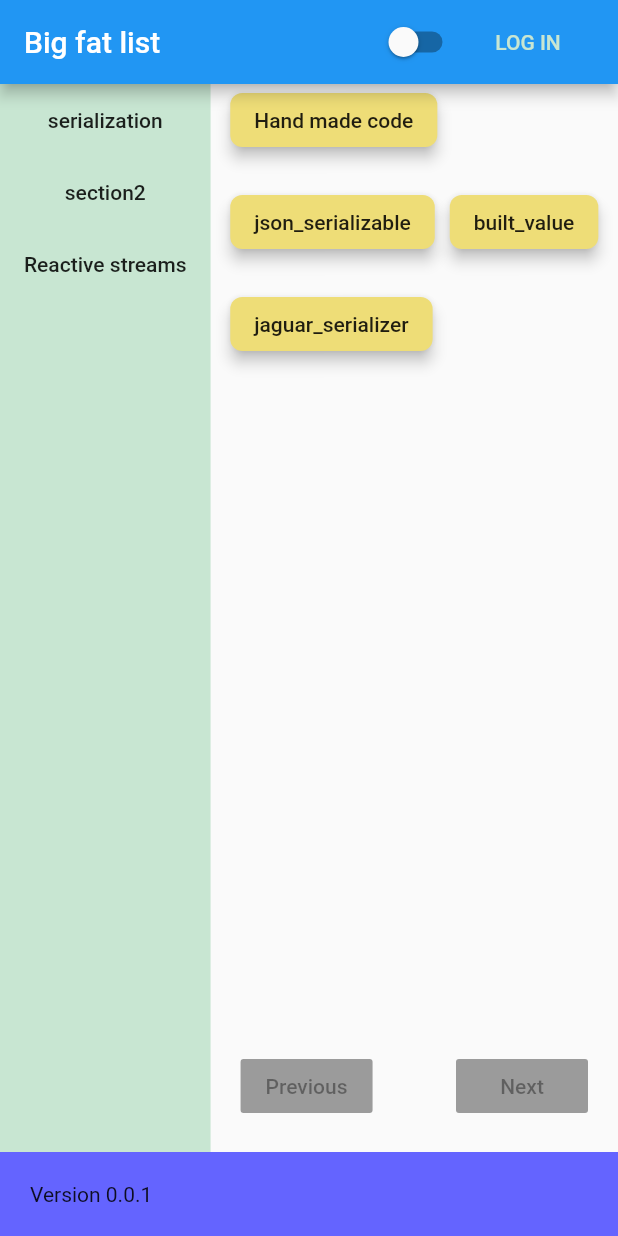
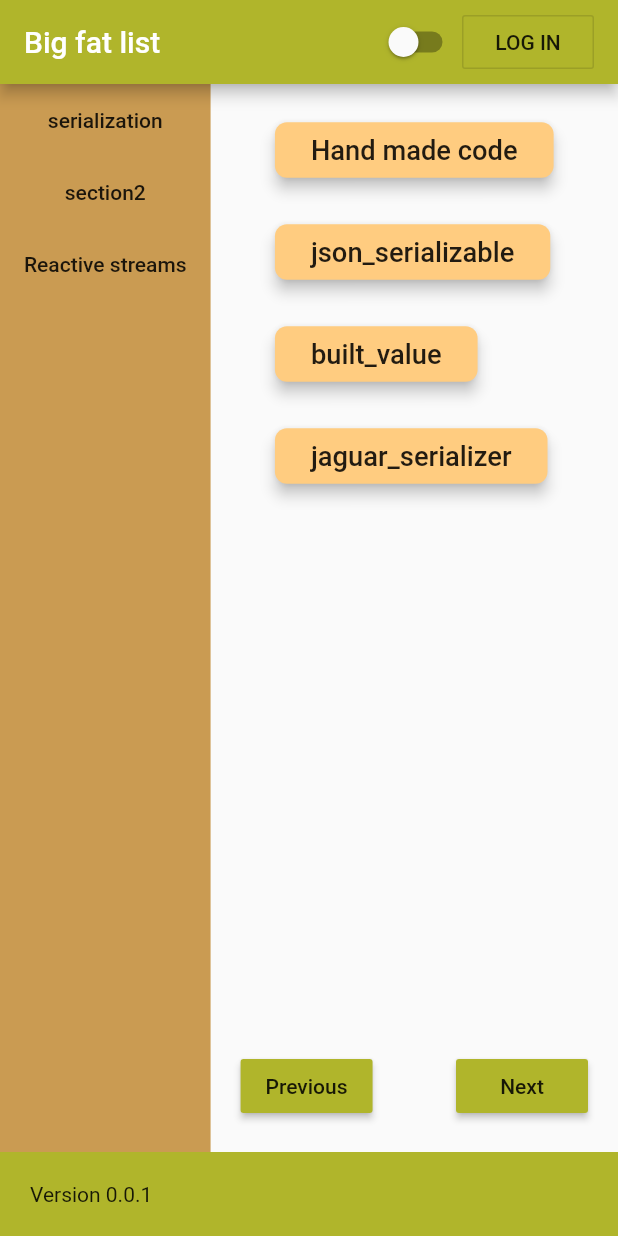
Before and after one commit to fmatosqg/techTree, a Flutter app: the screen it shows after launch, after a tap on "serialization", on a phone screen of 412 x 824 dp. Run offline on Flutter 3.47's test engine with Material 2 defaults, Android fonts, the phone set to English and light mode, and no system bars; our stand-ins replace built_collection, built_value, cloud_firestore, firebase_core, google_sign_in; accounts and stored records are empty; generated files the repository leaves out were written again; statements that could not run were skipped.

Commit message:
Improving colors

```diff
--- a/lib/auth/LoginView.dart
+++ b/lib/auth/LoginView.dart
@@ -1,12 +1,6 @@
-import 'dart:convert';
-
-import 'package:androidArchitecture/ui/ColorPallete.dart';
-import 'package:firebase_auth/firebase_auth.dart';
 import 'package:flutter/cupertino.dart';
 import 'package:flutter/material.dart';
 import 'package:google_sign_in/google_sign_in.dart';
-
-import "package:http/http.dart" as http;
 
 ///
 /// Adds UI that allows anonymous users to log in using a Google account.
@@ -65,8 +59,7 @@ class _LoginViewState extends State<LoginView> {
         ),
       );
     } else {
-      return FlatButton(
-        textColor: ColorPallete.greenPistachio,
+      return OutlineButton(
         child: const Text('LOG IN'),
         onPressed: _handleSignIn,
       );
--- a/lib/main.dart
+++ b/lib/main.dart
@@ -1,4 +1,5 @@
 import 'package:androidArchitecture/domain/FirebaseRepository.dart';
+import 'package:androidArchitecture/ui/ColorPallete.dart';
 import 'package:androidArchitecture/ui/landing/LandingView.dart';
 import 'package:androidArchitecture/ui/editing/EditorSwitchView.dart';
 import 'package:flutter/material.dart';
@@ -19,18 +20,7 @@ class MyApp extends StatelessWidget {
   Widget build(BuildContext context) {
     return MaterialApp(
       title: 'Big fat list',
-      theme: ThemeData(
-        // This is the theme of your application.
-        //
-        // Try running your application with "flutter run". You'll see the
-        // application has a blue toolbar. Then, without quitting the app, try
-        // changing the primarySwatch below to Colors.green and then invoke
-        // "hot reload" (press "r" in the console where you ran "flutter run",
-        // or simply save your changes to "hot reload" in a Flutter IDE).
-        // Notice that the counter didn't reset back to zero; the application
-        // is not restarted.
-        primarySwatch: Colors.blue,
-      ),
+      theme: ColorPallete.of(context).getTheme(),
       home: MyHomePage(
         title: 'Big fat list',
       ),
--- a/lib/ui/ColorPallete.dart
+++ b/lib/ui/ColorPallete.dart
@@ -10,10 +10,44 @@ class ColorPallete {
   static const yellowCustard = Color(0xffeedd77);
   static const yellowLemon = Color(0xffddff55);
 
+  static const greenLime = Color(0xffb0b52b);
+  static const greenLimeDark = Color(0xff7d8600);
+  static const greenLimeLight = Color(0xffe5e75f);
+
+  static const orange = Color(0xffffcc80);
+  static const orangeDark = Color(0xffca9b52);
+  static const orangeLight = Color(0xffffffb0);
+
   //////////////////
   static ColorPallete of(BuildContext context) {
-    var selectViewSelectableButton = Theme.of(context)
-        .buttonTheme
-        .copyWith(buttonColor: pureGreen, disabledColor: pureRed);
+    return ColorPallete(context);
+  }
+
+  ThemeData _themeData;
+
+  ColorPallete(BuildContext context) {
+    var parentTheme = Theme.of(context);
+
+    _themeData = parentTheme.copyWith(
+//      brightness: Brightness.dark,
+      primaryColor: greenLime,
+      primaryColorLight: greenLimeLight,
+      primaryColorDark: greenLimeDark,
+      accentColor: orange,
+      buttonTheme: parentTheme.buttonTheme.copyWith(
+        buttonColor: greenLime,
+      ),
+      toggleButtonsTheme: parentTheme.toggleButtonsTheme.copyWith(
+          color: orange,
+          highlightColor: orangeLight,
+          hoverColor: orangeLight,
+          selectedColor: orangeDark),
+    );
+  }
+
+  final breadCrumbBackground = orangeDark;
+
+  ThemeData getTheme() {
+    return _themeData;
   }
 }
--- a/lib/ui/landing/LandingView.dart
+++ b/lib/ui/landing/LandingView.dart
@@ -1,5 +1,6 @@
 import 'package:androidArchitecture/auth/LoginView.dart';
 import 'package:androidArchitecture/domain/editing/EditorRepository.dart';
+import 'package:androidArchitecture/ui/ColorPallete.dart';
 import 'package:androidArchitecture/ui/editing/EditorView.dart';
 import 'package:androidArchitecture/ui/select/BreadcrumbView.dart';
 import 'package:androidArchitecture/ui/select/SelectView.dart';
@@ -31,7 +32,7 @@ class _LandingViewState extends State<LandingView> {
           Expanded(
             child: _buildContents(context),
           ),
-          _buildFooter(),
+          _buildFooter(context),
         ],
       ),
     );
@@ -76,10 +77,10 @@ class _LandingViewState extends State<LandingView> {
     return Container();
   }
 
-  Widget _buildFooter() {
+  Widget _buildFooter(BuildContext context) {
     return Container(
       padding: EdgeInsets.all(20.0),
-      color: Color.fromARGB(255, 100, 100, 255),
+      color: ColorPallete.of(context).getTheme().primaryColor,
       child: Center(
         child: Row(
           children: <Widget>[
--- a/lib/ui/select/BreadcrumbView.dart
+++ b/lib/ui/select/BreadcrumbView.dart
@@ -14,10 +14,6 @@ class BreadCrumbView extends StatefulWidget {
 
   @override
   State<StatefulWidget> createState() => _BreadCrumbState(_navigateToSection);
-
-//  _navigateToSection(String sectionId) {
-//    debugPrint("Section name is $sectionId");
-//  }
 }
 
 class _BreadCrumbState extends State<BreadCrumbView> {
@@ -41,7 +37,7 @@ class _BreadCrumbState extends State<BreadCrumbView> {
   @override
   Widget build(BuildContext context) {
     return Container(
-      color: ColorPallete.greenPistachio,
+      color: ColorPallete.of(context).breadCrumbBackground,
       child: Column(
         children: model
                 ?.toList()
--- a/lib/ui/select/SelectView.dart
+++ b/lib/ui/select/SelectView.dart
@@ -73,39 +73,29 @@ class _SelectViewState extends State<SelectView> {
     return Column(
       children: <Widget>[
         Expanded(
-          child: Wrap(
-            spacing: 10,
-            runSpacing: 20,
-            children: model?.values
-                    ?.toList()
-                    ?.map(
-                      (optionModel) => SelectButton(
-                          _treeState.isSelected(optionModel.id),
-                          optionModel.name,
-                          optionModel.id, onPressed: () {
-                        tapButton(optionModel.id);
-                      }),
-                    )
-                    ?.toList() ??
-                [],
+          child: Padding(
+            padding: const EdgeInsets.all(20.0),
+            child: buildToggleButtons(),
           ),
         ),
-        buildNavigation(),
+        buildNavigation(context),
       ],
     );
   }
 
-  Widget buildNavigation() {
+  Widget buildNavigation(BuildContext context) {
     return Padding(
       padding: const EdgeInsets.all(20.0),
       child: Row(
         children: <Widget>[
           RaisedButton(
             child: Text("Previous"),
+            onPressed: () {},
           ),
           Spacer(),
           RaisedButton(
             child: Text("Next"),
+            onPressed: () {},
           ),
         ],
       ),
@@ -118,8 +108,31 @@ class _SelectViewState extends State<SelectView> {
       _treeState.toggleSelectedState(id);
     });
   }
+
+  buildToggleButtons() {
+    return Wrap(
+      spacing: 10,
+      runSpacing: 20,
+      children: model?.values
+              ?.toList()
+              ?.map(
+                (optionModel) => SelectButton(
+                  _treeState.isSelected(optionModel.id),
+                  optionModel.name,
+                  optionModel.id,
+                  onPressed: () {
+                    tapButton(optionModel.id);
+                  },
+                ),
+              )
+              ?.toList() ??
+          [],
+    );
+  }
 }
 
+/// Represents a particular node on the tech tree, which can be selected or disabled.
+///
 class SelectButton extends StatelessWidget {
   bool isSelected;
   String text;
@@ -131,12 +144,19 @@ class SelectButton extends StatelessWidget {
   @override
   Widget build(BuildContext context) {
     return RaisedButton(
-      child: Text(text),
+      child: Padding(
+        padding: const EdgeInsets.all(8.0),
+        child: Text(
+          text,
+          textScaleFactor: 1.3,
+        ),
+      ),
       shape: RoundedRectangleBorder(
-          borderRadius: BorderRadius.all(
-        Radius.circular(8.0),
-      )),
-      color: getColor(),
+        borderRadius: BorderRadius.all(
+          Radius.circular(8.0),
+        ),
+      ),
+      color: getColor(context),
       elevation: getElevation(),
       onPressed: () {
         this.onPressed();
@@ -144,11 +164,14 @@ class SelectButton extends StatelessWidget {
     );
   }
 
-  Color getColor() {
+  Color getColor(BuildContext context) {
     if (isSelected) {
-      return ColorPallete.yellowLemon;
+      return ColorPallete.of(context)
+          .getTheme()
+          .toggleButtonsTheme
+          .selectedColor;
     } else {
-      return ColorPallete.yellowCustard;
+      return ColorPallete.of(context).getTheme().toggleButtonsTheme.color;
     }
   }
 
```
